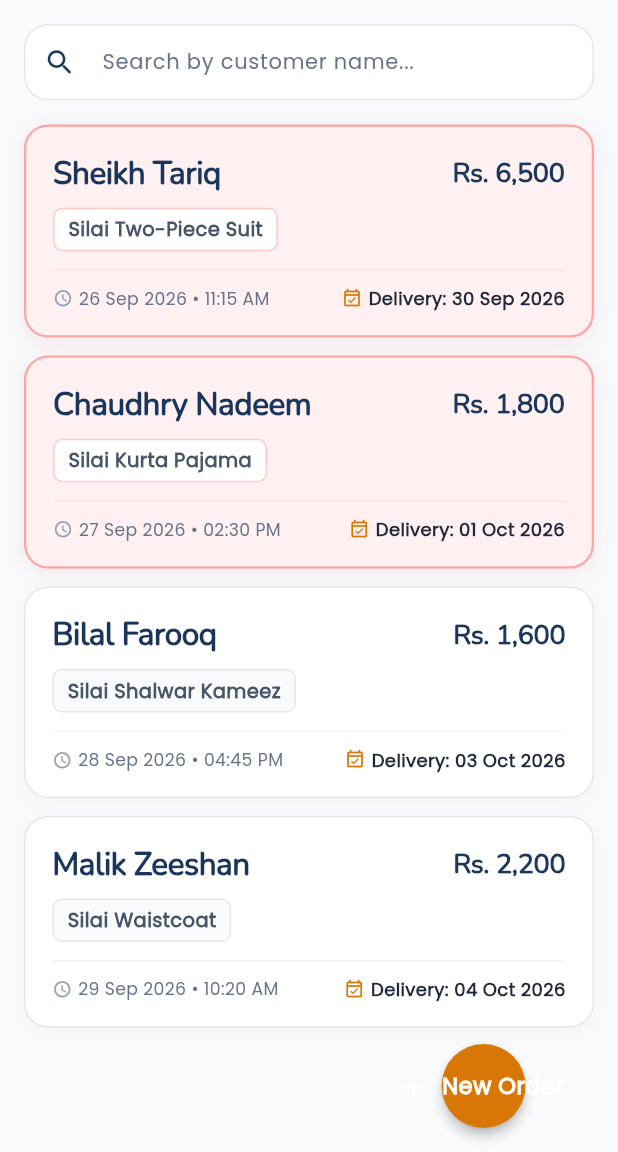
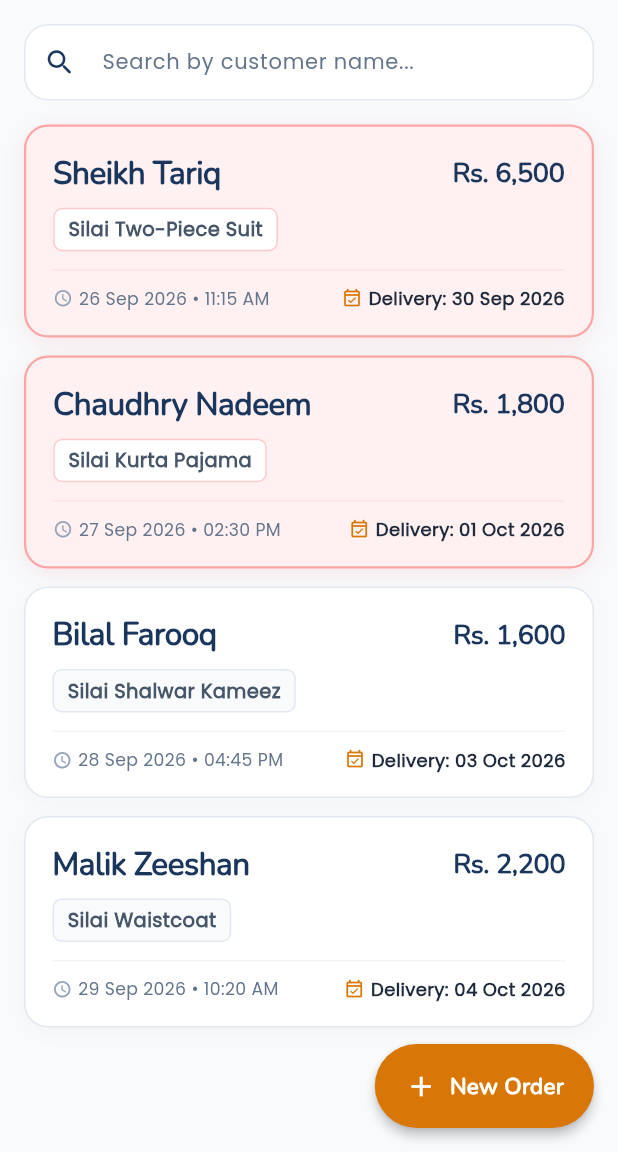
Before and after one commit to fazal-e-haq/DarziDairy, a Flutter app: the screen it shows after launch, on a phone screen of 412 x 824 dp, the part 84-1236 px from its top. Run offline on Flutter 3.47's test engine with Material 3 defaults, Android fonts, the phone set to English and light mode, and no system bars; our stand-ins replace go_router, isar; accounts and stored records are empty; generated files the repository leaves out were written again.

Commit message:
Fix FloatingActionButton shape to StadiumBorder so text does not overflow

```diff
--- a/lib/core/theme/app_theme.dart
+++ b/lib/core/theme/app_theme.dart
@@ -218,11 +218,18 @@ class AppTheme {
       // --- Floating Action Button Theme ---
       floatingActionButtonTheme: const FloatingActionButtonThemeData(
         backgroundColor: AppColors.secondary,
-        foregroundColor: AppColors.primary,
+        foregroundColor: Colors.white,
         elevation: 3,
         focusElevation: 5,
         hoverElevation: 4,
-        shape: CircleBorder(),
+        shape: StadiumBorder(),
+        extendedPadding: EdgeInsets.symmetric(horizontal: 20, vertical: 14),
+        extendedTextStyle: TextStyle(
+          fontFamily: 'Nunito',
+          fontWeight: FontWeight.w800,
+          fontSize: 15,
+          letterSpacing: 0.2,
+        ),
       ),
 
       // --- Chip Theme ---
--- a/lib/features/orders/presentation/screens/orders_dashboard_screen.dart
+++ b/lib/features/orders/presentation/screens/orders_dashboard_screen.dart
@@ -189,14 +189,16 @@ class _OrdersDashboardScreenState extends State<OrdersDashboardScreen> {
         backgroundColor: AppColors.secondary,
         foregroundColor: Colors.white,
         elevation: 3,
+        shape: const StadiumBorder(),
         onPressed: () => context.push(AppRouter.createOrder),
         icon: const Icon(Icons.add, size: 22),
         label: const Text(
           'New Order',
           style: TextStyle(
-            fontWeight: FontWeight.w700,
+            fontFamily: 'Nunito',
+            fontWeight: FontWeight.w800,
             fontSize: 15,
-            letterSpacing: 0.3,
+            letterSpacing: 0.2,
           ),
         ),
       ),
```
Also changed, not shown: 1 other file.
